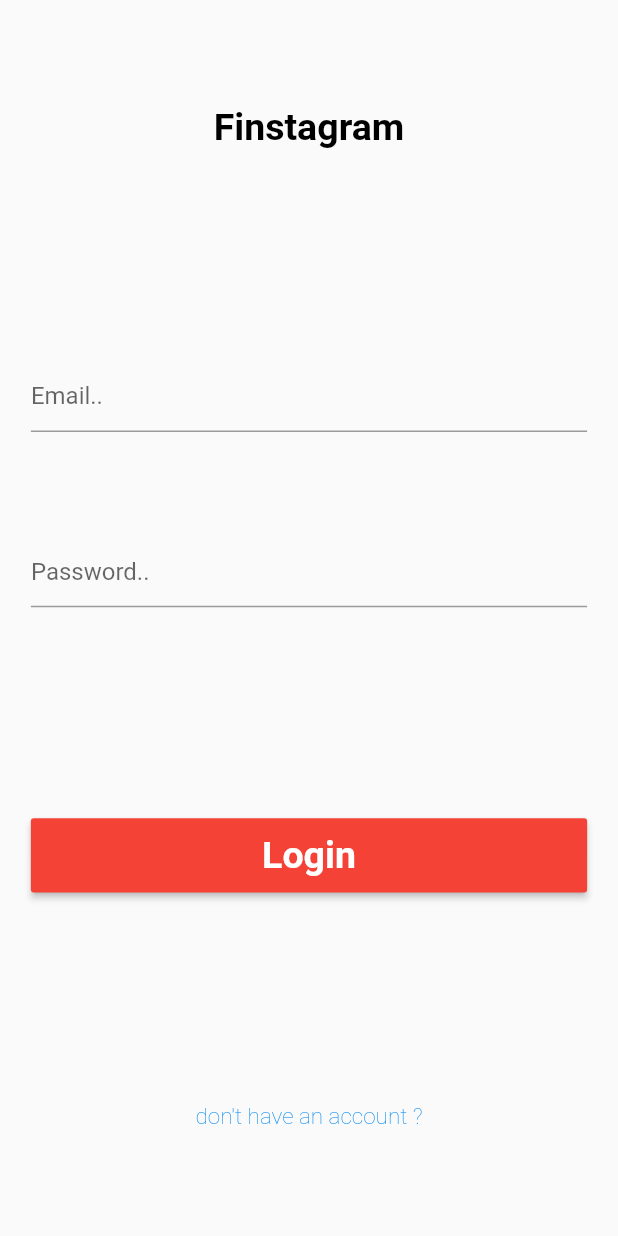
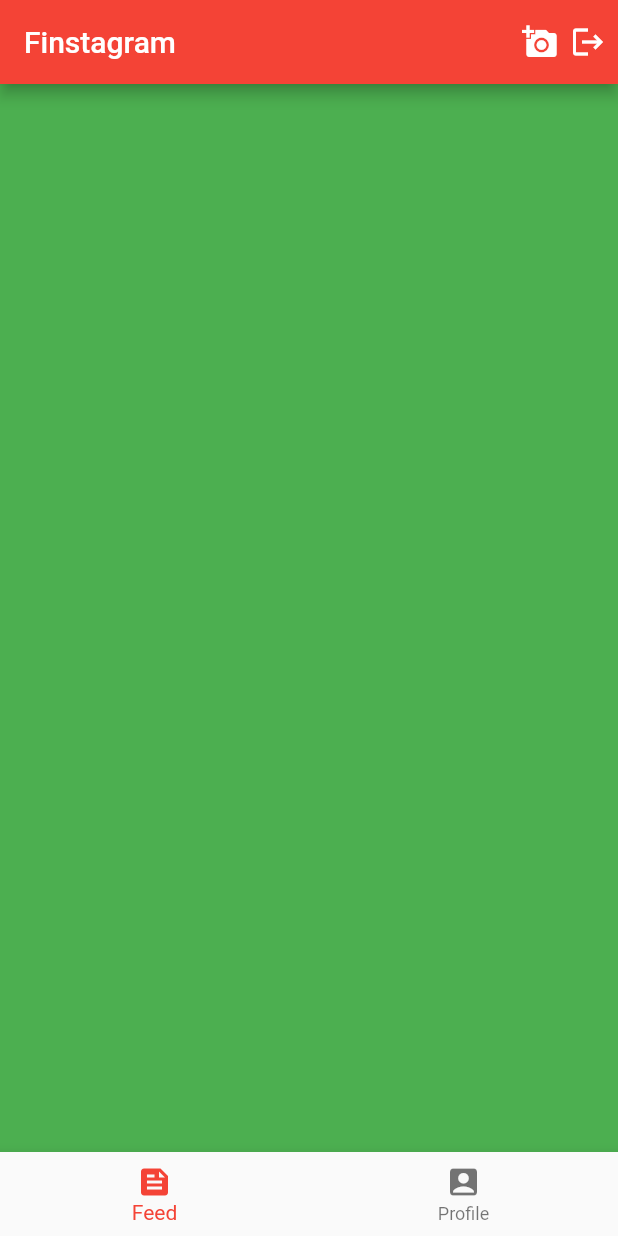
Before and after one commit to moman13/finstagram, a Flutter app: the screen it shows after launch, on a phone screen of 412 x 824 dp. Run offline on Flutter 3.47's test engine with Material 2 defaults, Android fonts, the phone set to English and light mode, and no system bars; our stand-ins replace file_picker.

Commit message:
add home

```diff
--- a/lib/main.dart
+++ b/lib/main.dart
@@ -1,3 +1,4 @@
+import 'package:finstagram/pages/home_page.dart';
 import 'package:finstagram/pages/login_page.dart';
 import 'package:finstagram/pages/register_page.dart';
 import 'package:flutter/material.dart';
@@ -15,10 +16,11 @@ class MyApp extends StatelessWidget {
       theme: ThemeData(
         primarySwatch: Colors.red,
       ),
-      initialRoute: "login",
+      initialRoute: "home",
       routes: {
         "register": (context) => RegisterPage(),
         "login": (context) => LoginPage(),
+        "home": (context) => HomePage(),
       },
     );
   }
--- /dev/null
+++ b/lib/pages/home_page.dart
@@ -0,0 +1,74 @@
+import 'package:flutter/material.dart';
+
+class HomePage extends StatefulWidget {
+  @override
+  State<StatefulWidget> createState() {
+    return _HomePageState();
+  }
+}
+
+class _HomePageState extends State<HomePage> {
+  double? _deviceHeight, _deviceWidth;
+  int _currentPage = 0;
+  final List<Widget> _pages = [
+    Container(
+      color: Colors.green,
+    ),
+    Container(
+      color: Colors.blue,
+    ),
+  ];
+  @override
+  Widget build(BuildContext context) {
+    _deviceHeight = MediaQuery.of(context).size.height;
+    _deviceWidth = MediaQuery.of(context).size.width;
+
+    return Scaffold(
+      appBar: AppBar(
+        title: const Text(
+          'Finstagram ',
+        ),
+        actions: [
+          GestureDetector(
+            onTap: () {},
+            child: const Icon(Icons.add_a_photo),
+          ),
+          Padding(
+            padding: const EdgeInsets.only(left: 8.0, right: 8.0),
+            child: GestureDetector(
+              onTap: () {},
+              child: const Icon(Icons.logout),
+            ),
+          ),
+        ],
+      ),
+      bottomNavigationBar: _bottomNavigationBar(),
+      body: _pages[_currentPage],
+    );
+  }
+
+  Widget _bottomNavigationBar() {
+    return BottomNavigationBar(
+      currentIndex: _currentPage,
+      onTap: (_index) {
+        setState(() {
+          _currentPage = _index;
+        });
+      },
+      items: const [
+        BottomNavigationBarItem(
+          label: "Feed",
+          icon: Icon(
+            Icons.feed,
+          ),
+        ),
+        BottomNavigationBarItem(
+          label: "Profile",
+          icon: Icon(
+            Icons.account_box,
+          ),
+        ),
+      ],
+    );
+  }
+}
--- a/lib/pages/login_page.dart
+++ b/lib/pages/login_page.dart
@@ -83,11 +83,12 @@ class _LoginPageState extends State<LoginPage> {
 
   Widget _titleWidget() {
     return const Text(
-      "Finstagram",
+      "Ahmmed",
       style: TextStyle(
           color: Colors.black, fontSize: 25, fontWeight: FontWeight.w600),
     );
   }
+  /* @todo */
 
   Widget _buttonWidget() {
     return MaterialButton(
```
